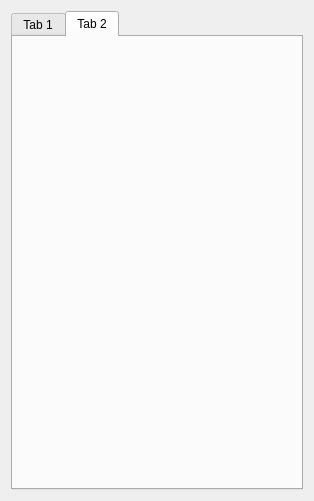
This is UI/LeftToolWidget.ui in szg125333/DicomImageStudy as Qt 5 draws it before an edit. The edited form follows.
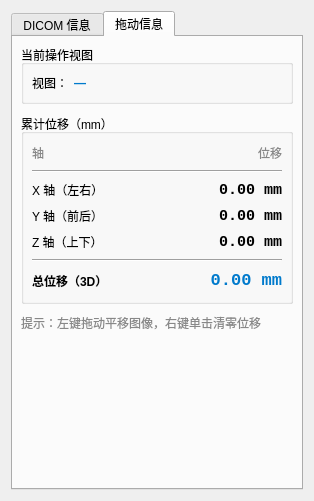
This is the edited form. The open tabs and pages were chosen to show the change.

Commit message: 拖动功能更新

Patch:
```diff
--- a/UI/LeftToolWidget.ui
+++ b/UI/LeftToolWidget.ui
@@ -21,7 +21,7 @@
      </property>
      <widget class="QWidget" name="tab">
       <attribute name="title">
-       <string>Tab 1</string>
+       <string>DICOM 信息</string>
       </attribute>
       <layout class="QGridLayout" name="gridLayout_2">
        <item row="0" column="0">
@@ -35,8 +35,226 @@
      </widget>
      <widget class="QWidget" name="tab_2">
       <attribute name="title">
-       <string>Tab 2</string>
+       <string>拖动信息</string>
       </attribute>
+      <layout class="QVBoxLayout" name="verticalLayout_drag">
+       <property name="spacing">
+        <number>10</number>
+       </property>
+       <property name="leftMargin">
+        <number>8</number>
+       </property>
+       <property name="topMargin">
+        <number>8</number>
+       </property>
+       <property name="rightMargin">
+        <number>8</number>
+       </property>
+       <property name="bottomMargin">
+        <number>8</number>
+       </property>
+
+       <!-- ── 分组框：当前操作视图 ── -->
+       <item>
+        <widget class="QGroupBox" name="groupBoxView">
+         <property name="title">
+          <string>当前操作视图</string>
+         </property>
+         <layout class="QHBoxLayout" name="horizontalLayout_view">
+          <property name="leftMargin"><number>8</number></property>
+          <property name="topMargin"><number>8</number></property>
+          <property name="rightMargin"><number>8</number></property>
+          <property name="bottomMargin"><number>8</number></property>
+          <item>
+           <widget class="QLabel" name="labelViewTitle">
+            <property name="text">
+             <string>视图：</string>
+            </property>
+           </widget>
+          </item>
+          <item>
+           <widget class="QLabel" name="labelViewName">
+            <property name="text">
+             <string>—</string>
+            </property>
+            <property name="alignment">
+             <set>Qt::AlignLeft|Qt::AlignVCenter</set>
+            </property>
+            <property name="styleSheet">
+             <string notr="true">font-weight: bold; color: #007ACC;</string>
+            </property>
+           </widget>
+          </item>
+          <item>
+           <spacer name="spacer_view">
+            <property name="orientation"><enum>Qt::Horizontal</enum></property>
+            <property name="sizeHint" stdset="0">
+             <size><width>40</width><height>20</height></size>
+            </property>
+           </spacer>
+          </item>
+         </layout>
+        </widget>
+       </item>
+
+       <!-- ── 分组框：累计位移 ── -->
+       <item>
+        <widget class="QGroupBox" name="groupBoxDisplacement">
+         <property name="title">
+          <string>累计位移（mm）</string>
+         </property>
+         <layout class="QGridLayout" name="gridLayout_disp">
+          <property name="leftMargin"><number>8</number></property>
+          <property name="topMargin"><number>10</number></property>
+          <property name="rightMargin"><number>8</number></property>
+          <property name="bottomMargin"><number>10</number></property>
+          <property name="verticalSpacing"><number>8</number></property>
+
+          <!-- 表头 -->
+          <item row="0" column="0">
+           <widget class="QLabel" name="labelHeaderAxis">
+            <property name="text"><string>轴</string></property>
+            <property name="styleSheet">
+             <string notr="true">color: #888888; font-size: 9pt;</string>
+            </property>
+           </widget>
+          </item>
+          <item row="0" column="1">
+           <widget class="QLabel" name="labelHeaderValue">
+            <property name="text"><string>位移</string></property>
+            <property name="alignment">
+             <set>Qt::AlignRight|Qt::AlignVCenter</set>
+            </property>
+            <property name="styleSheet">
+             <string notr="true">color: #888888; font-size: 9pt;</string>
+            </property>
+           </widget>
+          </item>
+
+          <!-- 分隔线 -->
+          <item row="1" column="0" colspan="2">
+           <widget class="QFrame" name="lineTop">
+            <property name="frameShape"><enum>QFrame::HLine</enum></property>
+            <property name="frameShadow"><enum>QFrame::Sunken</enum></property>
+           </widget>
+          </item>
+
+          <!-- X 轴 -->
+          <item row="2" column="0">
+           <widget class="QLabel" name="labelAxisX">
+            <property name="text"><string>X 轴（左右）</string></property>
+           </widget>
+          </item>
+          <item row="2" column="1">
+           <widget class="QLabel" name="labelDx">
+            <property name="text"><string>0.00 mm</string></property>
+            <property name="alignment">
+             <set>Qt::AlignRight|Qt::AlignVCenter</set>
+            </property>
+            <property name="styleSheet">
+             <string notr="true">font-family: Consolas, monospace; font-size: 11pt; font-weight: bold;</string>
+            </property>
+           </widget>
+          </item>
+
+          <!-- Y 轴 -->
+          <item row="3" column="0">
+           <widget class="QLabel" name="labelAxisY">
+            <property name="text"><string>Y 轴（前后）</string></property>
+           </widget>
+          </item>
+          <item row="3" column="1">
+           <widget class="QLabel" name="labelDy">
+            <property name="text"><string>0.00 mm</string></property>
+            <property name="alignment">
+             <set>Qt::AlignRight|Qt::AlignVCenter</set>
+            </property>
+            <property name="styleSheet">
+             <string notr="true">font-family: Consolas, monospace; font-size: 11pt; font-weight: bold;</string>
+            </property>
+           </widget>
+          </item>
+
+          <!-- Z 轴 -->
+          <item row="4" column="0">
+           <widget class="QLabel" name="labelAxisZ">
+            <property name="text"><string>Z 轴（上下）</string></property>
+           </widget>
+          </item>
+          <item row="4" column="1">
+           <widget class="QLabel" name="labelDz">
+            <property name="text"><string>0.00 mm</string></property>
+            <property name="alignment">
+             <set>Qt::AlignRight|Qt::AlignVCenter</set>
+            </property>
+            <property name="styleSheet">
+             <string notr="true">font-family: Consolas, monospace; font-size: 11pt; font-weight: bold;</string>
+            </property>
+           </widget>
+          </item>
+
+          <!-- 分隔线 -->
+          <item row="5" column="0" colspan="2">
+           <widget class="QFrame" name="lineBottom">
+            <property name="frameShape"><enum>QFrame::HLine</enum></property>
+            <property name="frameShadow"><enum>QFrame::Sunken</enum></property>
+           </widget>
+          </item>
+
+          <!-- 总位移 -->
+          <item row="6" column="0">
+           <widget class="QLabel" name="labelTotalTitle">
+            <property name="text"><string>总位移（3D）</string></property>
+            <property name="styleSheet">
+             <string notr="true">font-weight: bold;</string>
+            </property>
+           </widget>
+          </item>
+          <item row="6" column="1">
+           <widget class="QLabel" name="labelTotal">
+            <property name="text"><string>0.00 mm</string></property>
+            <property name="alignment">
+             <set>Qt::AlignRight|Qt::AlignVCenter</set>
+            </property>
+            <property name="styleSheet">
+             <string notr="true">font-family: Consolas, monospace; font-size: 13pt; font-weight: bold; color: #007ACC;</string>
+            </property>
+           </widget>
+          </item>
+
+         </layout>
+        </widget>
+       </item>
+
+       <!-- ── 操作提示 ── -->
+       <item>
+        <widget class="QLabel" name="labelHint">
+         <property name="text">
+          <string>提示：左键拖动平移图像，右键单击清零位移</string>
+         </property>
+         <property name="wordWrap">
+          <bool>true</bool>
+         </property>
+         <property name="alignment">
+          <set>Qt::AlignLeft|Qt::AlignTop</set>
+         </property>
+         <property name="styleSheet">
+          <string notr="true">color: #888888; font-size: 9pt;</string>
+         </property>
+        </widget>
+       </item>
+
+       <!-- ── 底部弹性填充 ── -->
+       <item>
+        <spacer name="verticalSpacer_drag">
+         <property name="orientation"><enum>Qt::Vertical</enum></property>
+         <property name="sizeHint" stdset="0">
+          <size><width>20</width><height>40</height></size>
+         </property>
+        </spacer>
+       </item>
+
+      </layout>
      </widget>
     </widget>
    </item>
```
Left out of the diff: 9 changed lines with no effect on the pictures. The commit also changes 9 other files.
